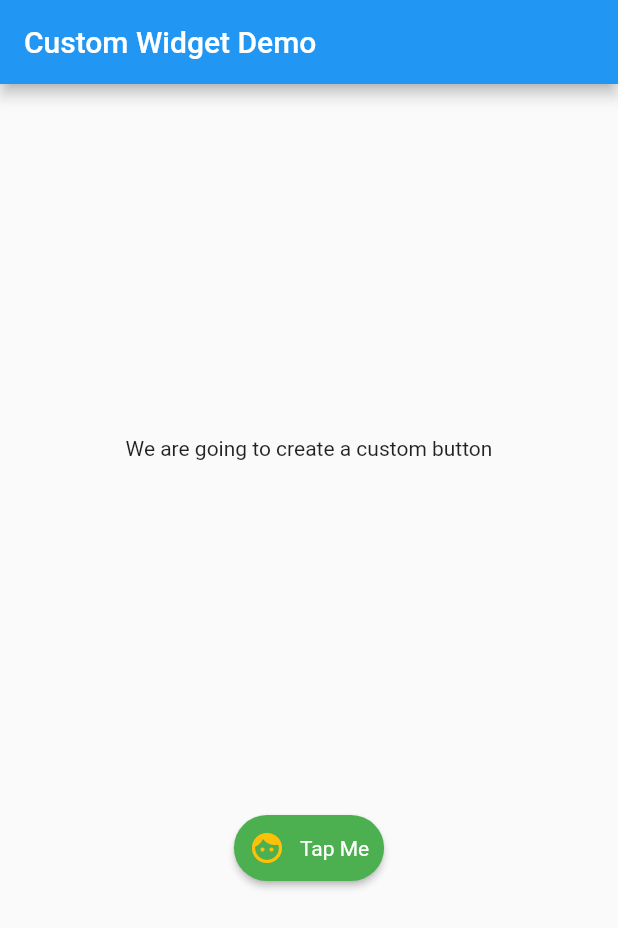
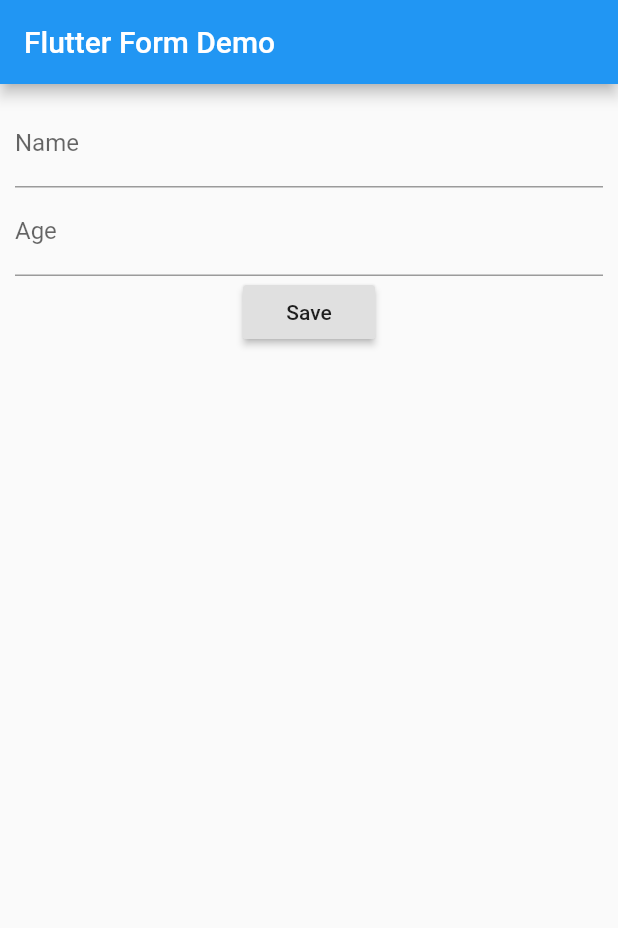
Before and after one commit to william-waiyanhtat/flutter_bloc_sample, a Flutter app: the screen it shows after launch, on a phone screen of 412 x 824 dp. Shown: the top 928 px of the screen. Run offline on Flutter 3.47's test engine with Material 2 defaults, Android fonts, the phone set to English and light mode, and no system bars; our stand-ins replace sqflite; accounts and stored records are empty.

Commit message:
Android Store Image SQLite and Flutter Forms

```diff
--- /dev/null
+++ b/FlutterTutorialProjects/flutter_demo1/lib/db_demo/person.dart
@@ -0,0 +1,7 @@
+class Person {
+  String name;
+  String age;
+  String mobileNo;
+
+  Person(this.name, this.age, this.mobileNo);
+}
--- /dev/null
+++ b/FlutterTutorialProjects/flutter_demo1/lib/forms/form.dart
@@ -0,0 +1,64 @@
+import 'package:flutter/material.dart';
+
+class FormScreen extends StatefulWidget {
+  final formKey = GlobalKey<FormState>();
+
+  FormScreen();
+
+  @override
+  State<StatefulWidget> createState() {
+    return _FormScreenState();
+  }
+}
+
+class _FormScreenState extends State<FormScreen> {
+  String name;
+  String age;
+  String mobileNo;
+
+  validate() {
+    if (widget.formKey.currentState.validate()) {
+      widget.formKey.currentState.save();
+    }
+  }
+
+  @override
+  Widget build(BuildContext context) {
+    return new Scaffold(
+      appBar: new AppBar(
+        title: new Text('Flutter Form Demo'),
+      ),
+      body: Form(
+        key: widget.formKey,
+        child: Padding(
+          padding: EdgeInsets.all(10.0),
+          child: new Container(
+            child: new Column(
+                mainAxisAlignment: MainAxisAlignment.start,
+                mainAxisSize: MainAxisSize.min,
+                verticalDirection: VerticalDirection.down,
+                children: <Widget>[
+                  TextFormField(
+                    keyboardType: TextInputType.text,
+                    decoration: InputDecoration(labelText: "Name"),
+                    validator: (val) =>
+                        val.length == 0 ? "Enter FirstName" : null,
+                    onSaved: (val) => name = val,
+                  ),
+                  TextFormField(
+                    keyboardType: TextInputType.number,
+                    decoration: InputDecoration(labelText: "Age"),
+                    validator: (val) => val.length == 0 ? "Enter Age" : null,
+                    onSaved: (val) => this.age = val,
+                  ),
+                  RaisedButton(
+                    child: Text("Save"),
+                    onPressed: validate,
+                  )
+                ]),
+          ),
+        ),
+      ),
+    );
+  }
+}
--- a/FlutterTutorialProjects/flutter_demo1/lib/main.dart
+++ b/FlutterTutorialProjects/flutter_demo1/lib/main.dart
@@ -4,6 +4,8 @@
 import 'package:flutter/scheduler.dart';
 import 'widgets/switch_demo.dart';
 import 'package:flutter_demo1/custom_widget/custom_widget_demo.dart';
+import 'db_demo/db_page.dart';
+import 'forms/form.dart';
 
 void main() {
   // You can also debug a layout problem visually, by setting debugPaintSizeEnabled to true.
@@ -27,7 +29,7 @@
       theme: ThemeData(
         primarySwatch: Colors.blue,
       ),
-      home: CustomWidgetDemo(),
+      home: FormScreen(),
     );
   }
 }
--- a/FlutterTutorialProjects/flutter_demo1/pubspec.yaml
+++ b/FlutterTutorialProjects/flutter_demo1/pubspec.yaml
@@ -21,6 +21,7 @@
   cupertino_icons: ^0.1.2
   http: "0.11.3+17"
   path_provider: ^0.4.1
+  sqflite: any
 
 dev_dependencies:
   flutter_test:
```
Also changed, not shown: FlutterTutorialProjects/flutter_demo1/lib/db_demo/db_helper.dart (added, +66 -0 lines), FlutterTutorialProjects/flutter_demo1/lib/db_demo/db_page.dart (added, +51 -0 lines), FlutterTutorialProjects/flutter_demo1/lib/db_demo/form.dart (added, +69 -0 lines), FlutterTutorialProjects/flutter_demo1/lib/db_demo/list.dart (added, +57 -0 lines), FlutterTutorialProjects/flutter_demo1/lib/db_demo/row.dart (added, +39 -0 lines), 1 other file.
